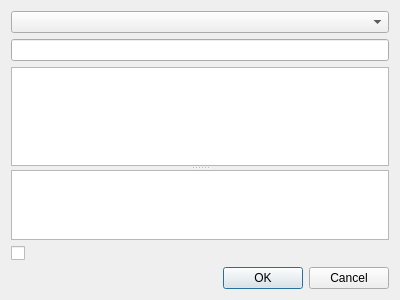
Before: the Qt Designer form ui/CommitDialog.ui in AnotherFoxGuy/diesel-scm, drawn with Qt 5.
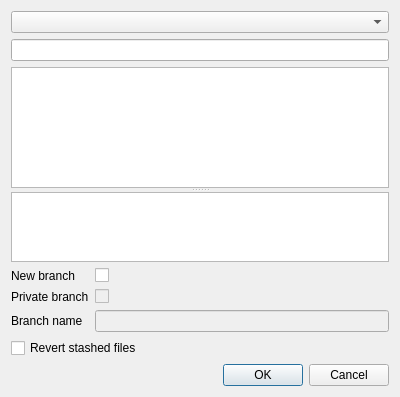
After: the same form once the commit is applied.

Diff of the .ui file:
```diff
--- a/ui/CommitDialog.ui
+++ b/ui/CommitDialog.ui
@@ -10,7 +10,7 @@
     <x>0</x>
     <y>0</y>
     <width>400</width>
-    <height>300</height>
+    <height>397</height>
    </rect>
   </property>
   <property name="windowTitle">
@@ -62,9 +62,72 @@
     </widget>
    </item>
    <item>
-    <widget class="QCheckBox" name="checkBox">
+    <widget class="QWidget" name="widgetBranchOptions" native="true">
+     <layout class="QFormLayout" name="formLayout">
+      <property name="leftMargin">
+       <number>0</number>
+      </property>
+      <property name="topMargin">
+       <number>0</number>
+      </property>
+      <property name="rightMargin">
+       <number>0</number>
+      </property>
+      <property name="bottomMargin">
+       <number>0</number>
+      </property>
+      <item row="0" column="0">
+       <widget class="QLabel" name="label_2">
+        <property name="text">
+         <string>New branch</string>
+        </property>
+       </widget>
+      </item>
+      <item row="0" column="1">
+       <widget class="QCheckBox" name="chkNewBranch">
+        <property name="text">
+         <string/>
+        </property>
+       </widget>
+      </item>
+      <item row="1" column="1">
+       <widget class="QCheckBox" name="chkPrivateBranch">
+        <property name="enabled">
+         <bool>false</bool>
+        </property>
+        <property name="text">
+         <string/>
+        </property>
+       </widget>
+      </item>
+      <item row="2" column="1">
+       <widget class="QLineEdit" name="lineBranchName">
+        <property name="enabled">
+         <bool>false</bool>
+        </property>
+       </widget>
+      </item>
+      <item row="2" column="0">
+       <widget class="QLabel" name="label">
+        <property name="text">
+         <string>Branch name</string>
+        </property>
+       </widget>
+      </item>
+      <item row="1" column="0">
+       <widget class="QLabel" name="label_3">
+        <property name="text">
+         <string>Private branch</string>
+        </property>
+       </widget>
+      </item>
+     </layout>
+    </widget>
+   </item>
+   <item>
+    <widget class="QCheckBox" name="chkRevertFiles">
      <property name="text">
-      <string/>
+      <string>Revert stashed files</string>
      </property>
     </widget>
    </item>
```
